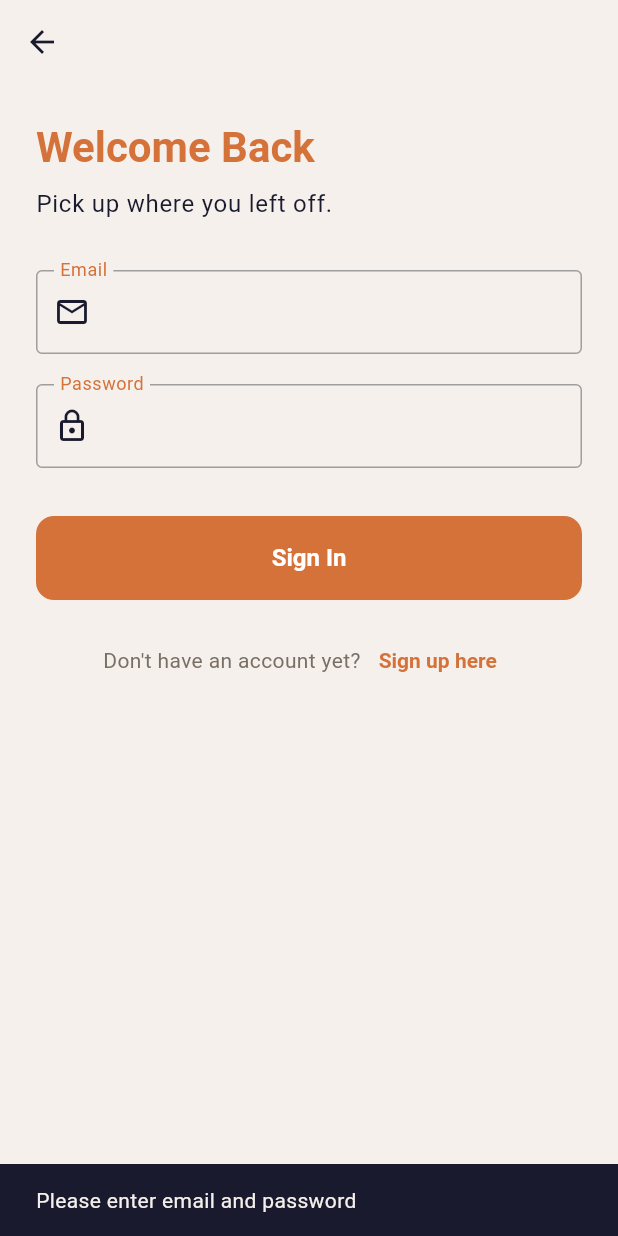
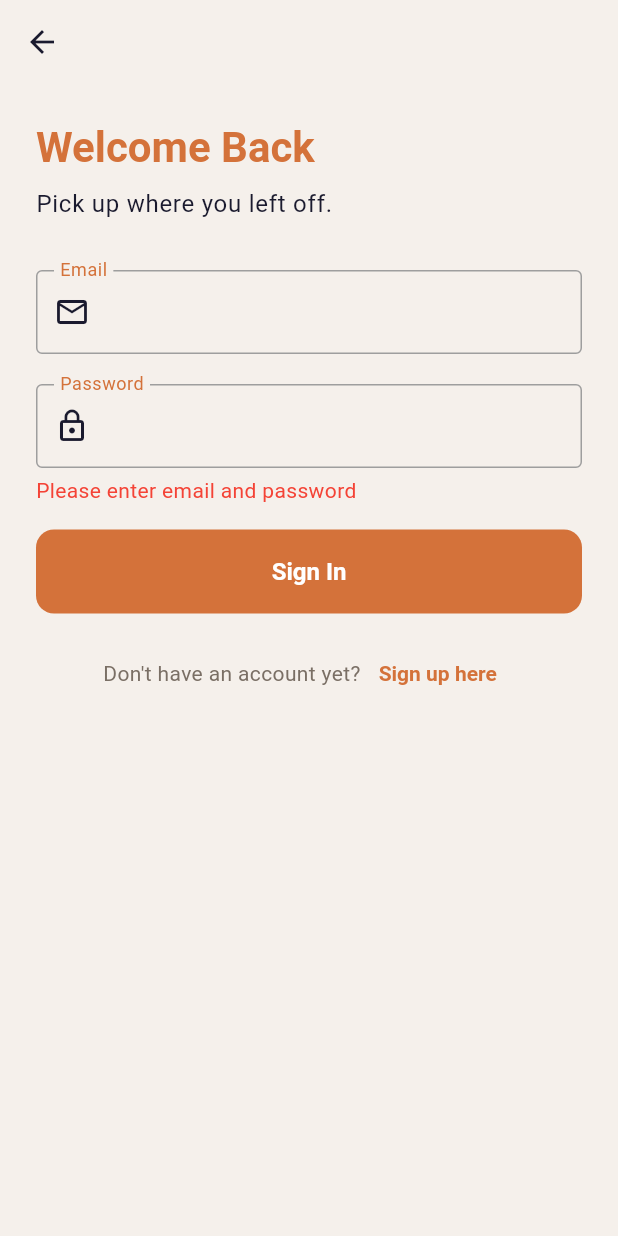
Before and after one commit to maxpaul04/roamly, a Flutter app: the LoginPage screen opened directly, after a tap on "Sign In", on a phone screen of 412 x 824 dp. Run offline on Flutter 3.47's test engine with Material 3 defaults, Android fonts, the phone set to English and light mode, and no system bars; our stand-ins replace firebase_auth, firebase_core, sqflite; accounts and stored records are empty; statements that could not run were skipped.

Commit message:
feat: add local user persistence and improve auth error handling
- Create UserModel and UserRepository (SQFlite implementation) for local storage.
- Sync Firebase Auth users to SQFlite during signup.
- Implement username uniqueness check in AuthService before account creation.
- Replace SnackBar notifications with inline error messages in Login and Signup screens.

```diff
--- /dev/null
+++ b/lib/models/user_model.dart
@@ -0,0 +1,27 @@
+class UserModel {
+  final String uid; // This matches the firebase Id
+  final String email;
+  final String username;
+
+  UserModel({
+    required this.uid,
+    required this.email,
+    required this.username,
+  });
+
+  Map<String, dynamic> toMap() {
+    return {
+      'uid': uid,
+      'email': email,
+      'username': username,
+    };
+  }
+
+  factory UserModel.fromMap(Map<String, dynamic> map) {
+    return UserModel(
+      uid: map['uid'] as String,
+      email: map['email'] as String,
+      username: map['username'] as String,
+    );
+  }
+}
--- a/lib/screens/login_page.dart
+++ b/lib/screens/login_page.dart
@@ -14,30 +14,41 @@ class _LoginPageState extends State<LoginPage> {
   final _passwordController = TextEditingController();
   final _authService = AuthService();
   bool _isLoading = false;
+  String? _errorMessage;
 
   void _handleLogin() async {
     if (_emailController.text.trim().isEmpty || _passwordController.text.trim().isEmpty) {
-      ScaffoldMessenger.of(context).showSnackBar(
-        const SnackBar(content: Text('Please enter email and password')),
-      );
+      setState(() {
+        _errorMessage = 'Please enter email and password';
+      });
       return;
     }
 
-    setState(() => _isLoading = true);
+    setState(() {
+      _isLoading = true;
+      _errorMessage = null;
+    });
+
     try {
       await _authService.signIn(
         _emailController.text.trim(),
         _passwordController.text.trim(),
       );
-      if (mounted) Navigator.pop(context);
+      if (mounted) {
+        Navigator.pop(context);
+      }
     } catch (e) {
       if (mounted) {
-        ScaffoldMessenger.of(context).showSnackBar(
-          SnackBar(content: Text(e.toString())),
-        );
+        setState(() {
+          _errorMessage = 'Invalid email or password. Please try again.';
+        });
       }
     } finally {
-      if (mounted) setState(() => _isLoading = false);
+      if (mounted) {
+        setState(() {
+          _isLoading = false;
+        });
+      }
     }
   }
 
@@ -93,7 +104,15 @@ class _LoginPageState extends State<LoginPage> {
                 ),
                 obscureText: true,
               ),
-              const SizedBox(height: 32),
+              const SizedBox(height: 5),
+
+              if (_errorMessage != null) ...[
+                Text(
+                  _errorMessage!,
+                  style: const TextStyle(color: Colors.red),
+                ),
+                const SizedBox(height: 16),
+              ],
 
               _isLoading
                 ? const Center(child: CircularProgressIndicator())
```
Also changed, not shown: lib/screens/signup_page.dart (+31 -9 lines), lib/services/auth_service.dart (+18 -12 lines), lib/services/sqflite_user_repository.dart (added, +52 -0 lines), lib/services/user_repository.dart (added, +8 -0 lines).
